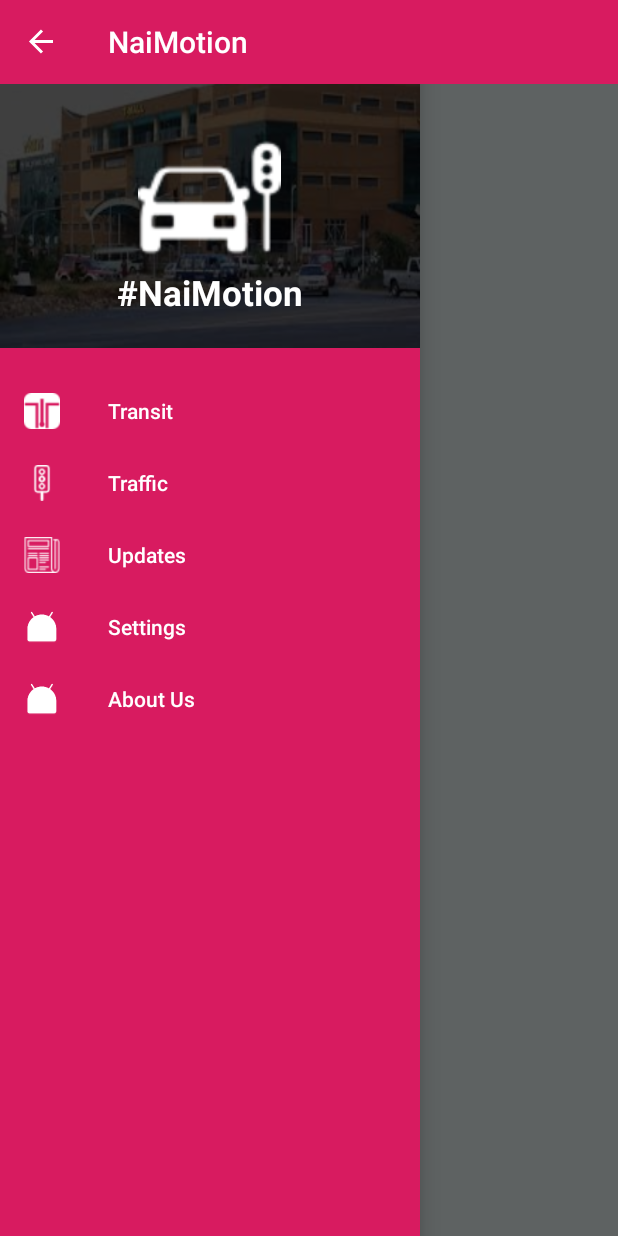
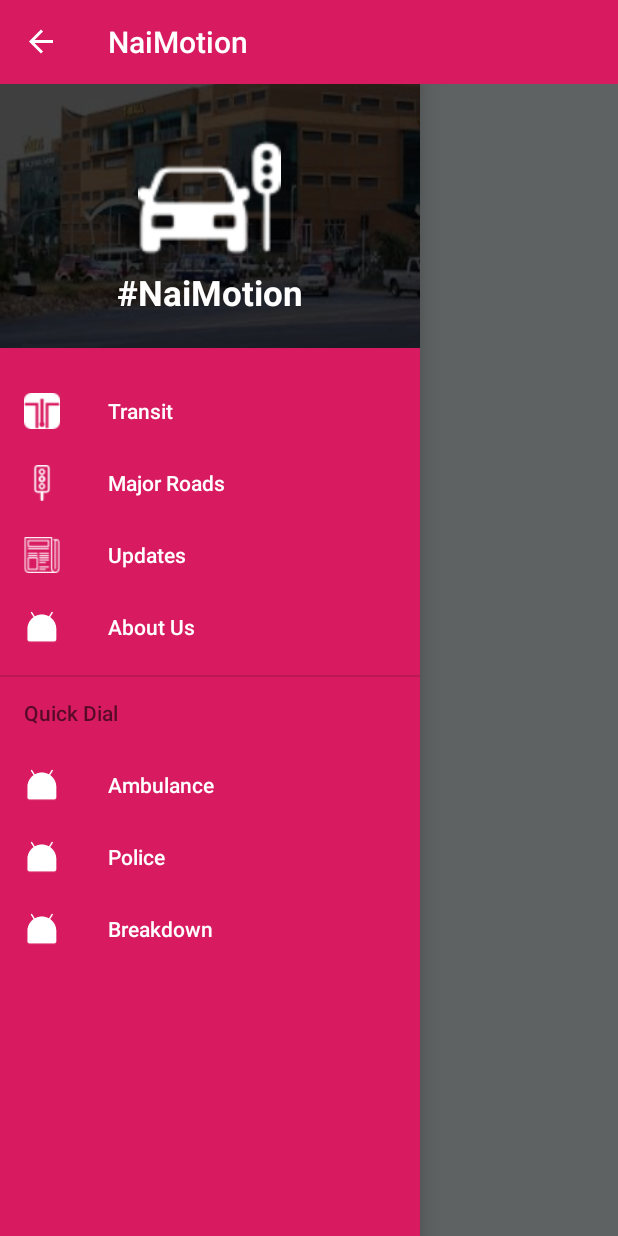
Before and after one commit to abduljama/NaiMotion, an Android app: the screen it shows after launch (MainActivity), with the side drawer open, on a phone screen of 412 x 824 dp. Run offline under Robolectric (Android 15) with nearby library versions, the phone set to English and light mode, and no system bars; libraries missing offline, so code that uses them is left out: com.twitter.sdk, io.fabric.sdk; 1 statement that could not run was skipped.

Commit message:
A  few  changes

```diff
--- a/app/src/main/java/com/example/abduljama/naimotion/LoginActivty.java
+++ b/app/src/main/java/com/example/abduljama/naimotion/LoginActivty.java
@@ -9,5 +9,7 @@ public class LoginActivty extends AppCompatActivity {
     protected void onCreate(Bundle savedInstanceState) {
         super.onCreate(savedInstanceState);
         setContentView(R.layout.activity_login_activty);
+
+
     }
 }
--- a/app/src/main/java/com/example/abduljama/naimotion/MainActivity.java
+++ b/app/src/main/java/com/example/abduljama/naimotion/MainActivity.java
@@ -18,10 +18,6 @@ import io.fabric.sdk.android.Fabric;
 
 public class MainActivity extends AppCompatActivity {
 
-    // Note: Your consumer key and secret should be obfuscated in your source code before shipping.
-    private static final String TWITTER_KEY = "GiutLO9WkVKlwtvn9Vyseb7dY";
-    private static final String TWITTER_SECRET = "ouBl7HWsmbK4M2hdsVwNVMzJ87grleHTsVVHWmkRjzRRFmetrF";
-
 
     DrawerLayout mDrawerLayout;
     NavigationView mNavigationView;
@@ -32,8 +28,6 @@ public class MainActivity extends AppCompatActivity {
     @Override
     protected void onCreate(Bundle savedInstanceState) {
         super.onCreate(savedInstanceState);
-        TwitterAuthConfig authConfig = new TwitterAuthConfig(TWITTER_KEY, TWITTER_SECRET);
-        Fabric.with(this, new Twitter(authConfig));
         setContentView(R.layout.activity_main);
 
         toolbar = (Toolbar) findViewById(R.id.toolbar);
--- a/app/src/main/java/com/example/abduljama/naimotion/TransitFragment.java
+++ b/app/src/main/java/com/example/abduljama/naimotion/TransitFragment.java
@@ -93,7 +93,6 @@ public class TransitFragment extends Fragment implements GoogleMap.OnMyLocationB
         View x = inflater.inflate(R.layout.fragment_transit, container, false);
         mapView = (MapView) x.findViewById(R.id.mapview);
         mapView.onCreate(savedInstanceState);
-
         btn_start=(Button)x.findViewById(R.id.btn_start);
         btn_end = (Button)x.findViewById(R.id.btnend);
         txtDistance=(TextView)x.findViewById(R.id.distance);
@@ -103,7 +102,7 @@ public class TransitFragment extends Fragment implements GoogleMap.OnMyLocationB
 
         // Gets to GoogleMap from the MapView and does initialization stuff
         map = mapView.getMap();
-        map.getUiSettings().setMyLocationButtonEnabled(false);
+      //  map.getUiSettings().setMyLocationButtonEnabled(false);
         if (ActivityCompat.checkSelfPermission(getActivity(),
                 android.Manifest.permission.ACCESS_FINE_LOCATION) != PackageManager.PERMISSION_GRANTED
                 && ActivityCompat.checkSelfPermission(getActivity(),
@@ -115,7 +114,6 @@ public class TransitFragment extends Fragment implements GoogleMap.OnMyLocationB
             //                                          int[] grantResults)
             // to handle the case where the user grants the permission. See the documentation
             // for ActivityCompat#requestPermissions for more details.
-
         }
         //  True  shows  my  location
         map.setMyLocationEnabled(false);
@@ -151,6 +149,7 @@ public class TransitFragment extends Fragment implements GoogleMap.OnMyLocationB
         Gradient gradient = new Gradient(colors, startPoints);
         mProvider = new HeatmapTileProvider.Builder()
                 .data(getGeoCode())
+                .radius(23)
                 .gradient(gradient)
                 .build();
         mOverlay = map.addTileOverlay(new TileOverlayOptions().tileProvider(mProvider));
--- a/app/src/main/res/layout/activity_main.xml
+++ b/app/src/main/res/layout/activity_main.xml
@@ -44,6 +44,7 @@
             android:layout_gravity="start"
             android:id="@+id/menu"
             app:itemTextColor="@color/textColorPrimary"
+            app:itemTextAppearance="@color/textColorPrimary"
             app:itemIconTint="@color/textColorPrimary"
             app:menu="@menu/drawermenu"
             android:layout_marginTop="-24dp"
--- a/app/src/main/res/menu/drawermenu.xml
+++ b/app/src/main/res/menu/drawermenu.xml
@@ -3,18 +3,23 @@
 
     <item android:title="Transit "  android:icon="@drawable/transit"   android:id="@+id/nav_item_transit" ></item>
 
-    <item android:title="Traffic"   android:icon="@drawable/traffic" android:id="@+id/nav_item_traffic"  ></item>
+    <item android:title="Major Roads"   android:icon="@drawable/traffic" android:id="@+id/nav_item_traffic"  ></item>
     <item android:title="Updates"   android:icon="@drawable/news" android:id="@+id/nav_item_updates"/>
-
-    <item
-        android:title="Settings" android:icon="@mipmap/ic_launcher" android:id="@+id/nav_item_settings"/>
+    <!--<item
+        android:title="Quick Dial" android:icon="@drawable/dialphone" android:id="@+id/nav_item_settings"/> -->
     <item
         android:title="About Us " android:icon="@mipmap/ic_launcher" android:id="@+id/nav_item_about"/>
 
-
-
-
-
+    <item android:title="Quick Dial">
+        <menu>
+            <item
+                android:title="Ambulance" android:icon="@mipmap/ic_launcher" android:id="@+id/nav_item_gallery"/>
+            <item
+                android:title="Police " android:icon="@mipmap/ic_launcher" android:id="@+id/nav_item_sth1_here"/>
+            <item
+                android:title="Breakdown" android:icon="@mipmap/ic_launcher" android:id="@+id/nav_item_sth_here"/>
+        </menu>
+    </item>
 
 
 
--- a/gradle.properties
+++ b/gradle.properties
@@ -15,4 +15,5 @@
 # When configured, Gradle will run in incubating parallel mode.
 # This option should only be used with decoupled projects. More details, visit
 # http://www.gradle.org/docs/current/userguide/multi_project_builds.html#sec:decoupled_projects
-# org.gradle.parallel=true
+org.gradle.parallel=true
+org.gradle.daemon=true
```
Also changed, not shown: app/build.gradle (+4 -3 lines), app/src/main/res/layout/fragment_quick_dial.xml (added, +13 -0 lines), app/src/main/res/drawable/dialphone.png (added).
